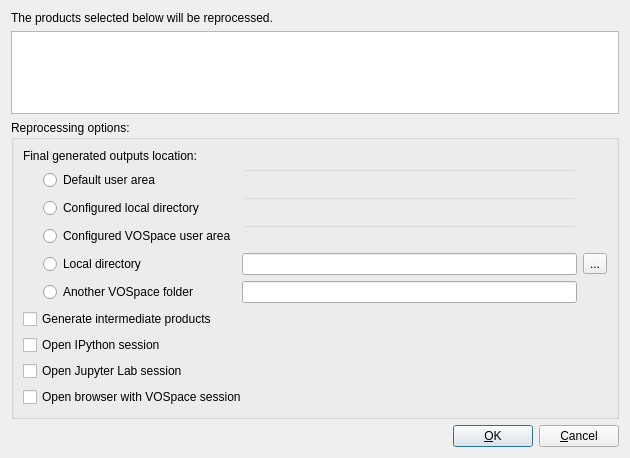
aardalath/qpf, file qpfhmi/dlgreproc.ui: the form before one commit.
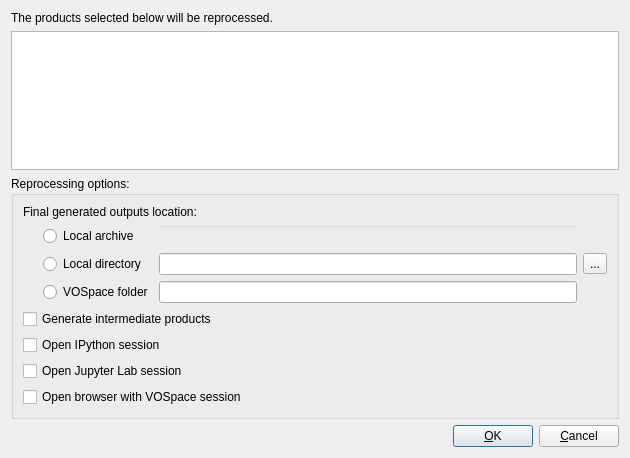
The form after the commit.

Patch:
```diff
--- a/qpfhmi/dlgreproc.ui
+++ b/qpfhmi/dlgreproc.ui
@@ -39,8 +39,11 @@
       </item>
       <item>
        <layout class="QGridLayout" name="gridLayout_2">
-        <item row="3" column="1">
-         <widget class="QRadioButton" name="rbtnLocal">
+        <item row="1" column="1">
+         <widget class="QRadioButton" name="rbtnLocalDir">
+          <property name="toolTip">
+           <string extracomment="Reprocessed files will be stored in the selected local directory (defaults to defined user area). Output products are NOT re-ingested into the system."/>
+          </property>
           <property name="text">
            <string>Local directory</string>
           </property>
@@ -49,51 +52,24 @@
           </attribute>
          </widget>
         </item>
-        <item row="4" column="1">
+        <item row="2" column="1">
          <widget class="QRadioButton" name="rbtnVOSpace">
-          <property name="text">
-           <string>Another VOSpace folder</string>
+          <property name="toolTip">
+           <string extracomment="Reprocessed files will be uploaded to the specifed VOSpace folder (defaults to defined folder in the config. file). Output products are NOT re-ingested into the system."/>
           </property>
-          <attribute name="buttonGroup">
-           <string notr="true">btngrpOutputsLocation</string>
-          </attribute>
-         </widget>
-        </item>
-        <item row="1" column="1">
-         <widget class="QRadioButton" name="rbtnCfgLocal">
           <property name="text">
-           <string>Configured local directory</string>
+           <string>VOSpace folder</string>
           </property>
           <attribute name="buttonGroup">
            <string notr="true">btngrpOutputsLocation</string>
           </attribute>
          </widget>
         </item>
-        <item row="1" column="2">
-         <widget class="QLineEdit" name="edCfgLocal">
-          <property name="styleSheet">
-           <string notr="true">* { background-color: rgba(0, 0, 0, 0); }</string>
-          </property>
-          <property name="frame">
-           <bool>true</bool>
-          </property>
-         </widget>
-        </item>
-        <item row="4" column="2">
+        <item row="2" column="2">
          <widget class="QLineEdit" name="edVOSpace"/>
         </item>
-        <item row="2" column="1">
-         <widget class="QRadioButton" name="rbtnCfgVOSpace">
-          <property name="text">
-           <string>Configured VOSpace user area</string>
-          </property>
-          <attribute name="buttonGroup">
-           <string notr="true">btngrpOutputsLocation</string>
-          </attribute>
-         </widget>
-        </item>
         <item row="0" column="2">
-         <widget class="QLineEdit" name="edDefaultUserArea">
+         <widget class="QLineEdit" name="edLocalArch">
           <property name="styleSheet">
            <string notr="true">* { background-color: rgba(0, 0, 0, 0); }</string>
           </property>
@@ -102,37 +78,30 @@
           </property>
          </widget>
         </item>
-        <item row="2" column="2">
-         <widget class="QLineEdit" name="edCfgVOSpace">
-          <property name="styleSheet">
-           <string notr="true">* { background-color: rgba(0, 0, 0, 0); }</string>
-          </property>
-          <property name="frame">
-           <bool>true</bool>
-          </property>
-         </widget>
-        </item>
-        <item row="3" column="2">
-         <widget class="QLineEdit" name="edLocal"/>
+        <item row="1" column="2">
+         <widget class="QLineEdit" name="edLocalDir"/>
         </item>
         <item row="0" column="1">
-         <widget class="QRadioButton" name="rbtnDefaultUserArea">
+         <widget class="QRadioButton" name="rbtnLocalArch">
+          <property name="toolTip">
+           <string extracomment="Reprocessed data will be stored in the QPF Local Archive, with the proper updated version.  As in the nominal processing, the outputs will be re-ingested into the system for further processing, if needed."/>
+          </property>
           <property name="text">
-           <string>Default user area</string>
+           <string>Local archive</string>
           </property>
           <attribute name="buttonGroup">
            <string notr="true">btngrpOutputsLocation</string>
           </attribute>
          </widget>
         </item>
-        <item row="3" column="3">
+        <item row="1" column="3">
          <widget class="QToolButton" name="tbtnLocal">
           <property name="text">
            <string>...</string>
           </property>
          </widget>
         </item>
-        <item row="3" column="0">
+        <item row="1" column="0">
          <spacer name="horizontalSpacer">
           <property name="orientation">
            <enum>Qt::Horizontal</enum>
```
Left out of the diff: 2 changed lines with no effect on the pictures.
